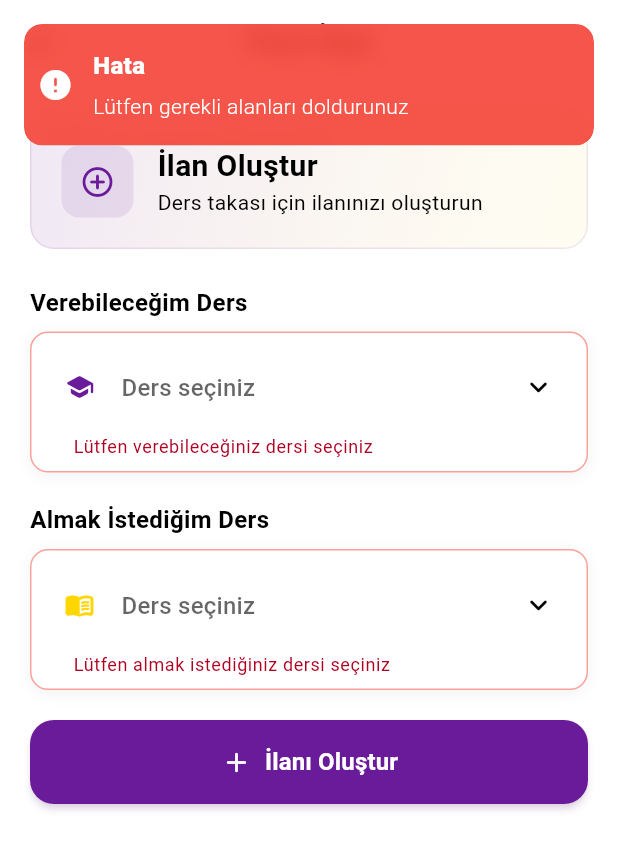
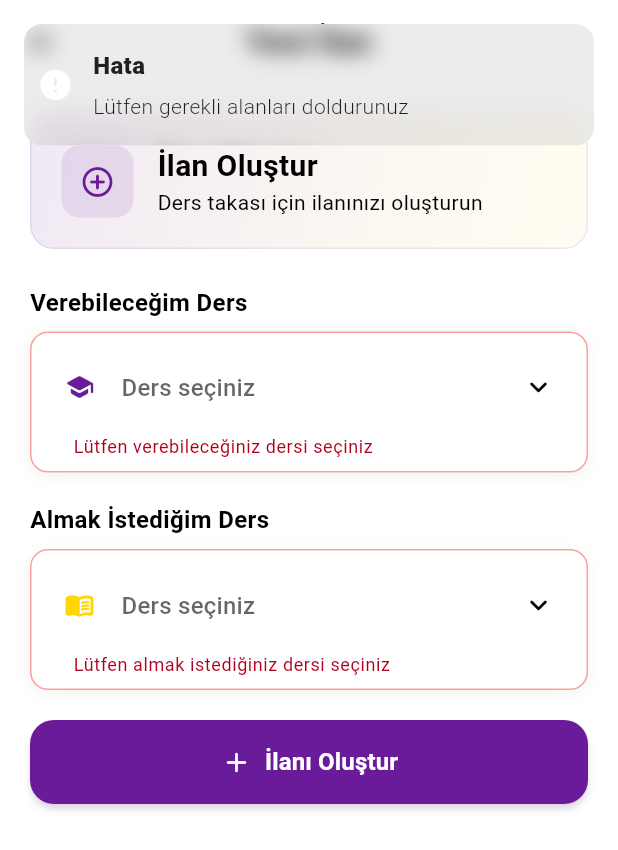
Before and after one commit to pamiracar/studIAL, a Flutter app: the AddIlanPage screen opened by its route, after a tap on "İlanı Oluştur", on a phone screen of 412 x 824 dp. Shown: the top 850 px of the screen. Run offline on Flutter 3.47's test engine with Material 3 defaults, Android fonts, the phone set to English and light mode, and no system bars; our stand-ins replace flutter_screenutil, get, lottie, supabase_flutter; accounts and stored records are empty.

Commit message:
ui completed for adverts

```diff
--- a/lib/mobile/pages/Anasayfa/anasayfa.dart
+++ b/lib/mobile/pages/Anasayfa/anasayfa.dart
@@ -431,19 +431,18 @@ class HomePage extends GetView<AnasayfaController> {
                         yayinlanmaTarihi: controller.yayinlanmaTarihi,
                         vermekIstedigiDers: controller.verilecekDers.value,
                         karsilikDers: controller.alinacakDers.value,
-                        sinif: controller.displayClass,
+                        sinif: controller.displayClass, isIletisim: true,
                       ),
                       IlanCard(
                         isim: controller.displayName,
                         yayinlanmaTarihi: controller.yayinlanmaTarihi,
                         vermekIstedigiDers: controller.verilecekDers.value,
                         karsilikDers: controller.alinacakDers.value,
-                        sinif: controller.displayClass,
+                        sinif: controller.displayClass, isIletisim: true,
                       ),
                     ],
                   );
                 }),
-
                 // Bottom padding
                 const SizedBox(height: 100),
               ],
--- a/lib/mobile/pages/İlanEkleme/ilan_controller.dart
+++ b/lib/mobile/pages/İlanEkleme/ilan_controller.dart
@@ -172,8 +172,6 @@ class IlanController extends GetxController {
       Get.snackbar(
         'Uyarı',
         'Aynı dersi hem veremez hem de alamazsınız!',
-        backgroundColor: Colors.orange.withOpacity(0.9),
-        colorText: Colors.white,
         snackPosition: SnackPosition.TOP,
         duration: const Duration(seconds: 2),
         margin: const EdgeInsets.all(16),
@@ -222,8 +220,6 @@ class IlanController extends GetxController {
       Get.snackbar(
         'Hata',
         'Lütfen gerekli alanları doldurunuz',
-        backgroundColor: Colors.red.withOpacity(0.9),
-        colorText: Colors.white,
         snackPosition: SnackPosition.TOP,
         duration: const Duration(seconds: 2),
         margin: const EdgeInsets.all(16),
@@ -235,58 +231,14 @@ class IlanController extends GetxController {
 
     isLoading.value = true;
 
-    try {
-      // API çağrısı simülasyonu
-      await Future.delayed(const Duration(seconds: 2));
 
-      // İlan verilerini hazırla
-      final ilanData = {
-        'verilecek_ders': selectedVerilecekDers.value,
-        'alinacak_ders': selectedAlinacakDers.value,
-        'aciklama': aciklamaController.text.trim(),
-        'created_at': DateTime.now().toIso8601String(),
-      };
-
-      print('İlan oluşturuluyor: $ilanData');
-
-      // Başarılı mesajı
-      Get.snackbar(
-        'Başarılı',
-        'İlanınız başarıyla oluşturuldu!',
-        backgroundColor: Colors.green.withOpacity(0.9),
-        colorText: Colors.white,
-        snackPosition: SnackPosition.TOP,
-        duration: const Duration(seconds: 3),
-        margin: const EdgeInsets.all(16),
-        borderRadius: 12,
-        icon: const Icon(Icons.check_circle_rounded, color: Colors.white),
-      );
 
       // Formu temizle
       _clearForm();
 
       // Geri dön
       Get.back();
-
-      // Burada API çağrısı yapılacak
-      // await ilanService.createIlan(ilanData);
-
-    } catch (e) {
-      // Hata mesajı
-      Get.snackbar(
-        'Hata',
-        'İlan oluşturulurken bir hata oluştu: ${e.toString()}',
-        backgroundColor: Colors.red.withOpacity(0.9),
-        colorText: Colors.white,
-        snackPosition: SnackPosition.TOP,
-        duration: const Duration(seconds: 3),
-        margin: const EdgeInsets.all(16),
-        borderRadius: 12,
-        icon: const Icon(Icons.error_rounded, color: Colors.white),
-      );
-    } finally {
       isLoading.value = false;
-    }
   }
 
   // Formu temizle
--- a/lib/mobile/pages/İlanEkleme/ilan_ekleme.dart
+++ b/lib/mobile/pages/İlanEkleme/ilan_ekleme.dart
@@ -297,7 +297,7 @@ class AddIlanPage extends GetView<IlanController> {
                             width: 1,
                           ),
                         ),
-                        child: IlanCard(isim: controller.displayName, yayinlanmaTarihi: controller.yayinlanmaTarihi, vermekIstedigiDers: controller.selectedAlinacakDers.value, karsilikDers: controller.selectedVerilecekDers.value, sinif: controller.displayClass)
+                        child: IlanCard(isim: controller.displayName, yayinlanmaTarihi: controller.yayinlanmaTarihi, vermekIstedigiDers: controller.selectedVerilecekDers.value, karsilikDers: controller.selectedAlinacakDers.value, sinif: controller.displayClass, isIletisim: false,)
                       ),
                       const SizedBox(height: 24),
                     ],
--- a/lib/mobile/widgets/ilan_card.dart
+++ b/lib/mobile/widgets/ilan_card.dart
@@ -9,6 +9,7 @@ class IlanCard extends GetView<AnasayfaController> {
   final String vermekIstedigiDers;
   final String karsilikDers;
   final String sinif;
+  final bool isIletisim;
 
   const IlanCard({
     super.key,
@@ -17,6 +18,7 @@ class IlanCard extends GetView<AnasayfaController> {
     required this.vermekIstedigiDers,
     required this.karsilikDers,
     required this.sinif,
+    required this.isIletisim,
   });
 
   @override
@@ -38,9 +40,7 @@ class IlanCard extends GetView<AnasayfaController> {
       child: Card(
         elevation: isDark ? 4 : 2,
         shadowColor: colorScheme.shadow.withOpacity(0.1),
-        shape: RoundedRectangleBorder(
-          borderRadius: BorderRadius.circular(16),
-        ),
+        shape: RoundedRectangleBorder(borderRadius: BorderRadius.circular(16)),
         color: surfaceColor,
         child: Container(
           padding: const EdgeInsets.all(20),
@@ -90,7 +90,10 @@ class IlanCard extends GetView<AnasayfaController> {
                     ],
                   ),
                   Container(
-                    padding: const EdgeInsets.symmetric(horizontal: 10, vertical: 6),
+                    padding: const EdgeInsets.symmetric(
+                      horizontal: 10,
+                      vertical: 6,
+                    ),
                     decoration: BoxDecoration(
                       color: Colors.green.withOpacity(isDark ? 0.2 : 0.1),
                       borderRadius: BorderRadius.circular(12),
@@ -166,7 +169,9 @@ class IlanCard extends GetView<AnasayfaController> {
                           margin: const EdgeInsets.symmetric(horizontal: 12),
                           padding: const EdgeInsets.all(8),
                           decoration: BoxDecoration(
-                            color: Colors.orange.withOpacity(isDark ? 0.2 : 0.1),
+                            color: Colors.orange.withOpacity(
+                              isDark ? 0.2 : 0.1,
+                            ),
                             borderRadius: BorderRadius.circular(20),
                           ),
                           child: Icon(
@@ -191,7 +196,9 @@ class IlanCard extends GetView<AnasayfaController> {
                       context: context,
                       icon: Icons.auto_stories_rounded,
                       iconColor: Colors.orange.shade600,
-                      iconBgColor: Colors.orange.withOpacity(isDark ? 0.2 : 0.1),
+                      iconBgColor: Colors.orange.withOpacity(
+                        isDark ? 0.2 : 0.1,
+                      ),
                       title: "Karşılığında almak istediği",
                       subtitle: karsilikDers,
                       subtitleColor: Colors.orange.shade600,
@@ -222,12 +229,16 @@ class IlanCard extends GetView<AnasayfaController> {
                           Container(
                             padding: const EdgeInsets.all(4),
                             decoration: BoxDecoration(
-                              color: secondaryColor.withOpacity(isDark ? 0.3 : 0.2),
+                              color: secondaryColor.withOpacity(
+                                isDark ? 0.3 : 0.2,
+                              ),
                               borderRadius: BorderRadius.circular(8),
                             ),
                             child: Icon(
                               Icons.class_rounded,
-                              color: isDark ? colorScheme.onSecondaryContainer : secondaryColor,
+                              color: isDark
+                                  ? colorScheme.onSecondaryContainer
+                                  : secondaryColor,
                               size: 16,
                             ),
                           ),
@@ -264,6 +275,7 @@ class IlanCard extends GetView<AnasayfaController> {
                   const SizedBox(width: 12),
 
                   // İletişim butonu
+                  if (isIletisim) ...[
                     Expanded(
                       flex: 3,
                       child: ElevatedButton.icon(
@@ -292,6 +304,8 @@ class IlanCard extends GetView<AnasayfaController> {
                         ),
                       ),
                     ),
+                  ] else
+                  SizedBox(),
                 ],
               ),
             ],
@@ -321,11 +335,7 @@ class IlanCard extends GetView<AnasayfaController> {
             color: iconBgColor,
             borderRadius: BorderRadius.circular(10),
           ),
-          child: Icon(
-            icon,
-            color: iconColor,
-            size: 20,
-          ),
+          child: Icon(icon, color: iconColor, size: 20),
         ),
         const SizedBox(width: 14),
         Expanded(
```
Lines whose indentation alone changed are shown as unchanged.
